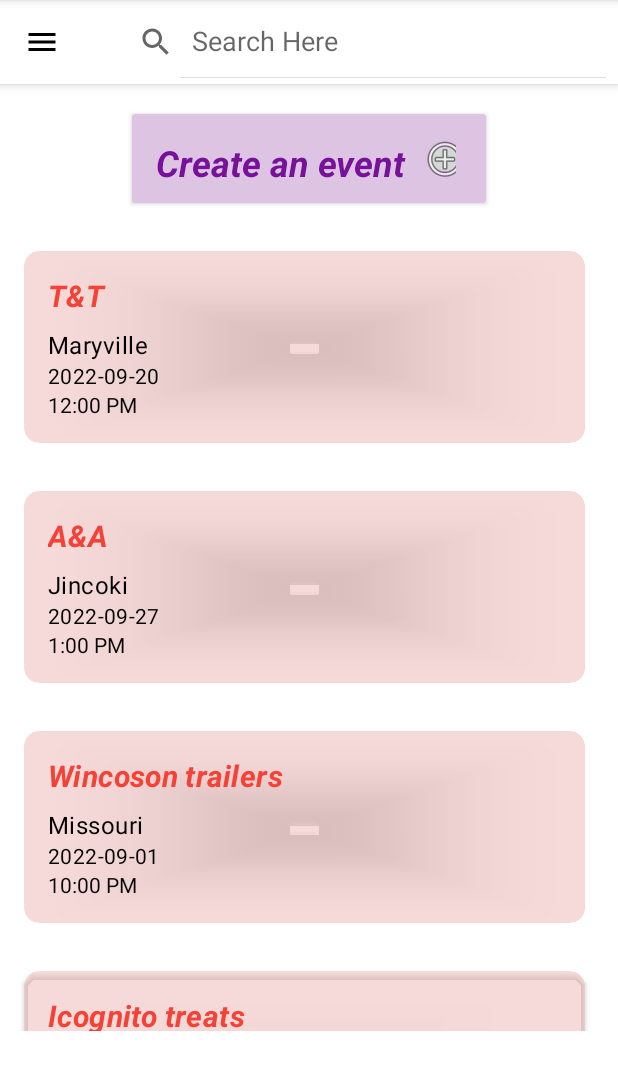
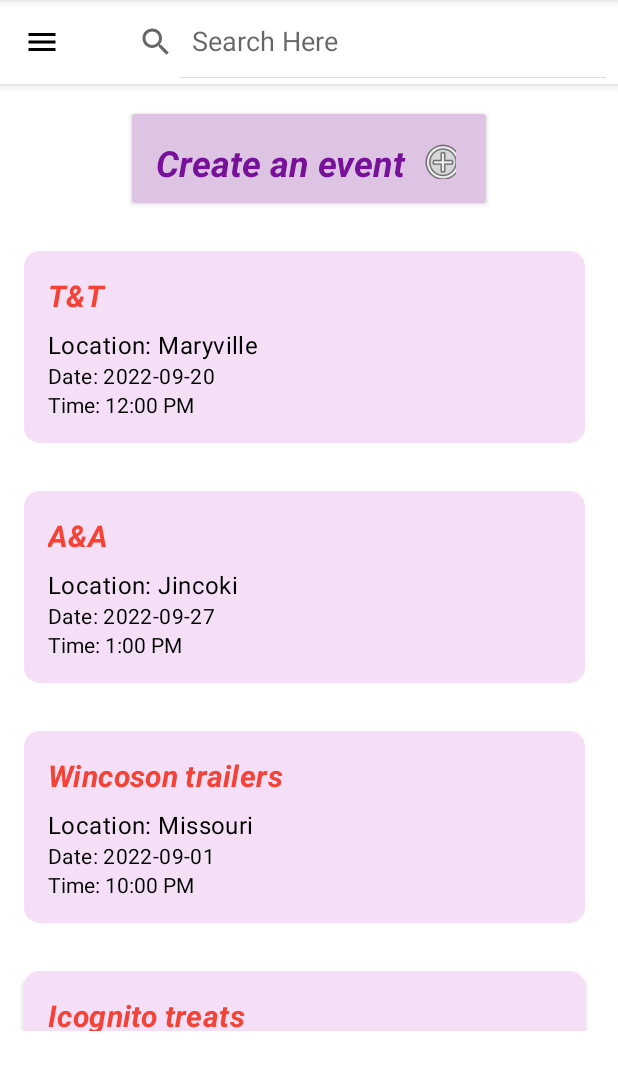
Before and after one commit to harikasahini/An_Eye_on_Eve, an Android app: the OrganizerView screen opened directly, with no data from a screen before it, on a phone screen of 412 x 824 dp, the part 84-1174 px from its top. Run offline under Robolectric (Android 15) with nearby library versions, the phone set to English and light mode, and no system bars.

Commit message:
Implemented navigation for organizer view short events to detailed views.

```diff
--- a/app/src/main/java/com/example/eye_eve_android/EventAdapter.java
+++ b/app/src/main/java/com/example/eye_eve_android/EventAdapter.java
@@ -38,14 +38,12 @@ public class EventAdapter extends
         TextView modelTV = holder.itemView.findViewById(R.id.eventNameTV);
         modelTV.setText(myEventModel.eventList.get(position).eventName);
         TextView modelCountTV = holder.itemView.findViewById(R.id.neweventLocationET);
-        modelCountTV.setText(String.valueOf(myEventModel.eventList.get(position).eventLocation));
+        modelCountTV.setText("Location: "+String.valueOf(myEventModel.eventList.get(position).eventLocation));
         TextView taskTimeTV = holder.itemView.findViewById(R.id.eventDateTV);
-        taskTimeTV.setText(myEventModel.eventList.get(position).date);
+        taskTimeTV.setText("Date: "+myEventModel.eventList.get(position).date);
         TextView maxclicksTV = holder.itemView.findViewById(R.id.eveTimeTV);
-        maxclicksTV.setText(myEventModel.eventList.get(position).time);
+        maxclicksTV.setText("Time: "+myEventModel.eventList.get(position).time);
     }
-
-
 
     @Override
     public int getItemCount() {
--- a/app/src/main/java/com/example/eye_eve_android/OrganizerView.java
+++ b/app/src/main/java/com/example/eye_eve_android/OrganizerView.java
@@ -6,6 +6,7 @@ import androidx.activity.result.ActivityResultLauncher;
 import androidx.activity.result.contract.ActivityResultContracts;
 import androidx.annotation.NonNull;
 import androidx.appcompat.app.AppCompatActivity;
+import androidx.core.view.GestureDetectorCompat;
 import androidx.core.view.GravityCompat;
 import androidx.drawerlayout.widget.DrawerLayout;
 import androidx.fragment.app.Fragment;
@@ -18,7 +19,9 @@ import android.app.Activity;
 import android.content.Intent;
 import android.os.Bundle;
 import android.util.Log;
+import android.view.GestureDetector;
 import android.view.MenuItem;
+import android.view.MotionEvent;
 import android.view.View;
 import android.widget.TextView;
 
@@ -46,6 +49,17 @@ public class OrganizerView extends AppCompatActivity {
         EventRecycler.setAdapter(EventServer);
         LinearLayoutManager myManager = new LinearLayoutManager(this);
         EventRecycler.setLayoutManager(myManager);
+
+        //listner attached
+        GestureDetectorCompat detector = new GestureDetectorCompat(this, new OrganizerView.RecyclerViewOnGestureListener());
+        // add the listener to the recycler
+        EventRecycler.addOnItemTouchListener(
+                new RecyclerView.SimpleOnItemTouchListener() {
+                    @Override
+                    public boolean onInterceptTouchEvent(RecyclerView rv, MotionEvent e) {
+                        return detector.onTouchEvent(e);
+                    }
+                });
 
         MaterialToolbar toolbar = findViewById(R.id.topAppBar);
         DrawerLayout drawerLayout = findViewById(R.id.drawer_layout);
@@ -86,6 +100,44 @@ public class OrganizerView extends AppCompatActivity {
                 return true;
             }
         });
+    }
+
+    private String eventNamei;
+    private String eventLocationi;
+    private String eventDesci;
+    private String eveDatei;
+    private String eveTimei;
+    private class RecyclerViewOnGestureListener extends GestureDetector.SimpleOnGestureListener {
+        @Override
+        public boolean onSingleTapConfirmed(MotionEvent e) {
+            View view = EventRecycler.findChildViewUnder(e.getX(), e.getY());
+            if (view != null) {
+                RecyclerView.ViewHolder holder = EventRecycler.getChildViewHolder(view);
+                if (holder instanceof EventAdapter.EventViewHolder) {
+                    int position = holder.getAdapterPosition();
+                    // handle single tap
+                    Log.d("click", "clicked on item "+ position);
+                    eventNamei=myModel.eventList.get(position).getEventName();
+                    eventLocationi=myModel.eventList.get(position).getEventLocation();
+                    eventDesci=myModel.eventList.get(position).getEventDescription();
+                    eveDatei=myModel.eventList.get(position).getDate();
+                    eveTimei=myModel.eventList.get(position).getTime();
+                    onClickcarduv();
+                    return true;  // Use up the tap gesture
+                }
+            }
+            // we didn't handle the gesture so pass it on
+            return false;
+        }}
+
+    public void onClickcarduv(){
+        Intent i=new Intent(this,EventDetailView.class);
+        i.putExtra("EventName",eventNamei);
+        i.putExtra("EventLoc",eventLocationi);
+        i.putExtra("EveDate",eveDatei);
+        i.putExtra("EveTime",eveTimei);
+        i.putExtra("description",eventDesci);
+        startActivity(i);
     }
 
     public void onClickCreate(View v){
--- a/app/src/main/java/com/example/eye_eve_android/UserView.java
+++ b/app/src/main/java/com/example/eye_eve_android/UserView.java
@@ -10,7 +10,6 @@ import androidx.fragment.app.FragmentManager;
 import androidx.fragment.app.FragmentTransaction;
 import androidx.recyclerview.widget.LinearLayoutManager;
 import androidx.recyclerview.widget.RecyclerView;
-
 import android.content.Intent;
 import android.os.Bundle;
 import android.util.Log;
--- a/app/src/main/res/layout/activity_organizer_view.xml
+++ b/app/src/main/res/layout/activity_organizer_view.xml
@@ -59,9 +59,7 @@
         app:headerLayout="@layout/nav_header"
         app:menu="@menu/org_navigation_items"
         android:visibility="visible"/>
-<ScrollView xmlns:android="http://schemas.android.com/apk/res/android"
-    xmlns:app="http://schemas.android.com/apk/res-auto"
-    xmlns:tools="http://schemas.android.com/tools"
+<ScrollView
     android:layout_width="match_parent" android:layout_height="match_parent"
     android:layout_marginTop="60dp"
     tools:context=".OrganizerView">
@@ -98,8 +96,8 @@
 
                 <ImageButton
                     android:id="@+id/imageButton2"
-                    android:layout_width="27dp"
-                    android:layout_height="27dp"
+                    android:layout_width="25dp"
+                    android:layout_height="32dp"
                     android:layout_gravity="right"
                     android:contentDescription="@string/event_name"
                     android:onClick="onClickCreate"
--- a/app/src/main/res/layout/eventmodellayout.xml
+++ b/app/src/main/res/layout/eventmodellayout.xml
@@ -10,12 +10,12 @@
         android:layout_height="wrap_content"
         android:layout_gravity="center"
         android:layout_margin="16dp"
-        android:backgroundTint="#7CECB2B2"
+        android:backgroundTint="#F4DFF6"
         app:cardCornerRadius="10dp"
         app:cardElevation="2dp">
 
         <LinearLayout
-            android:layout_width="374dp"
+            android:layout_width="match_parent"
             android:layout_height="match_parent"
             android:orientation="vertical"
             android:padding="16dp">
```
